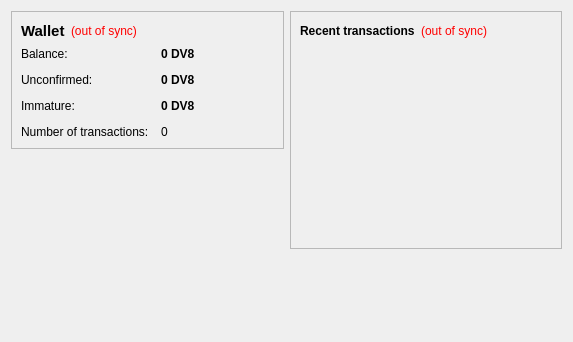
This is src/qt/forms/overviewpage.ui in JurisKhan/dv8coin as Qt 5 draws it before an edit. The edited form follows.
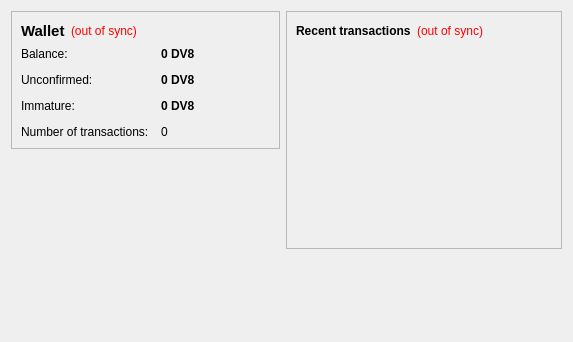
This is the edited form.

Commit message:
Updating font to try using Segue UI font
Updating font to try using Segue UI font

```diff
--- a/src/qt/forms/overviewpage.ui
+++ b/src/qt/forms/overviewpage.ui
@@ -13,7 +13,7 @@
   <property name="windowTitle">
    <string>Form</string>
   </property>
-  <layout class="QHBoxLayout" name="horizontalLayout" stretch="1,1">
+  <layout class="QHBoxLayout" name="horizontalLayout" stretch="0,0">
    <item>
     <layout class="QVBoxLayout" name="verticalLayout_2">
      <item>
@@ -94,6 +94,7 @@
            <widget class="QLabel" name="labelBalance">
             <property name="font">
              <font>
+              <family>Segoe UI</family>
               <weight>75</weight>
               <bold>true</bold>
              </font>
@@ -123,6 +124,7 @@
            <widget class="QLabel" name="labelUnconfirmed">
             <property name="font">
              <font>
+              <family>Segoe UI</family>
               <weight>75</weight>
               <bold>true</bold>
              </font>
@@ -150,6 +152,11 @@
           </item>
           <item row="3" column="1">
            <widget class="QLabel" name="labelNumTransactions">
+            <property name="font">
+             <font>
+              <family>Segoe UI</family>
+             </font>
+            </property>
             <property name="toolTip">
              <string>Total number of transactions in wallet</string>
             </property>
@@ -169,6 +176,7 @@
            <widget class="QLabel" name="labelImmature">
             <property name="font">
              <font>
+              <family>Segoe UI</family>
               <weight>75</weight>
               <bold>true</bold>
              </font>
@@ -219,6 +227,11 @@
          <layout class="QHBoxLayout" name="horizontalLayout_2">
           <item>
            <widget class="QLabel" name="label_4">
+            <property name="font">
+             <font>
+              <family>Segoe UI</family>
+             </font>
+            </property>
             <property name="text">
              <string>&lt;b&gt;Recent transactions&lt;/b&gt;</string>
             </property>
@@ -226,6 +239,11 @@
           </item>
           <item>
            <widget class="QLabel" name="labelTransactionsStatus">
+            <property name="font">
+             <font>
+              <family>Segoe UI</family>
+             </font>
+            </property>
             <property name="toolTip">
              <string>The displayed information may be out of date. Your wallet automatically synchronizes with the Dv8Coin network after a connection is established, but this process has not completed yet.</string>
             </property>
```
Left out of the diff: 26 changed lines with no effect on the pictures. The commit also changes 13 other files.
